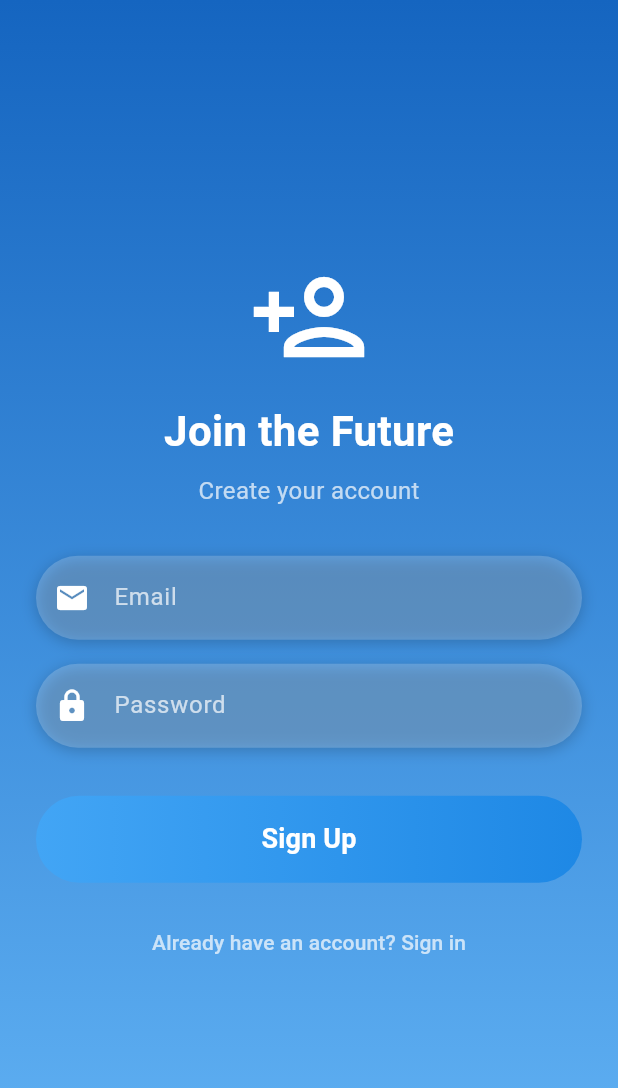
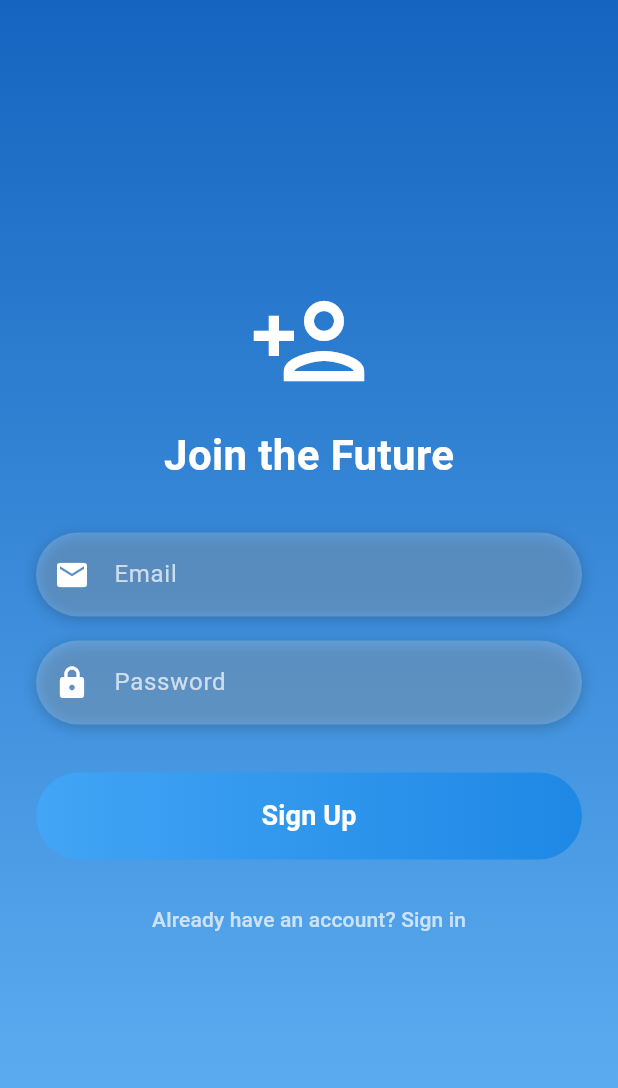
Before and after one commit to could-ai/019827b2-146c-7610-940e-a25455172f04, a Flutter app: the screen it shows after launch, after a tap on "Don't have an account? Sign up", on a phone screen of 412 x 824 dp. Shown: the top 1088 px of the screen. Run offline on Flutter 3.47's test engine with Material 3 defaults, Android fonts, the phone set to English and light mode, and no system bars; our stand-ins replace supabase_flutter; accounts and stored records are empty; network calls fail.

Commit message:
Remove 'Create your account' subtitle text from signup page

```diff
--- a/usr/lib/pages/signup_page.dart
+++ b/usr/lib/pages/signup_page.dart
@@ -73,14 +73,6 @@ class _SignUpPageState extends State<SignUpPage> {
                     color: Colors.white,
                     fontSize: 28,
                     fontWeight: FontWeight.bold,
-                  ),
-                ),
-                const SizedBox(height: 8),
-                const Text(
-                  'Create your account',
-                  style: TextStyle(
-                    color: Colors.white70,
-                    fontSize: 16,
                   ),
                 ),
                 const SizedBox(height: 32),
```
